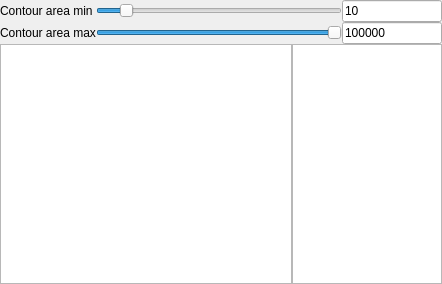
First picture: the form in ui/image_view_ui.ui, repository ymtlab/table_recognition_with_opencv_and_pyqt5, before the edit.
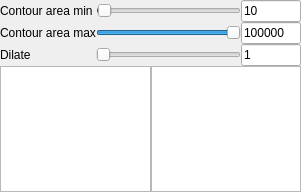
Second picture: the form after the edit. Custom widgets are drawn as their Qt base class.

```diff
--- a/ui/image_view_ui.ui
+++ b/ui/image_view_ui.ui
@@ -6,8 +6,8 @@
    <rect>
     <x>0</x>
     <y>0</y>
-    <width>442</width>
-    <height>284</height>
+    <width>301</width>
+    <height>192</height>
    </rect>
   </property>
   <property name="windowTitle">
@@ -38,23 +38,6 @@
        </property>
       </widget>
      </item>
-     <item row="0" column="1">
-      <widget class="QSlider" name="horizontalSlider">
-       <property name="value">
-        <number>10</number>
-       </property>
-       <property name="orientation">
-        <enum>Qt::Horizontal</enum>
-       </property>
-      </widget>
-     </item>
-     <item row="1" column="0">
-      <widget class="QLabel" name="label_2">
-       <property name="text">
-        <string>Contour area max</string>
-       </property>
-      </widget>
-     </item>
      <item row="1" column="1">
       <widget class="QSlider" name="horizontalSlider_2">
        <property name="maximum">
@@ -68,11 +51,18 @@
        </property>
       </widget>
      </item>
+     <item row="1" column="0">
+      <widget class="QLabel" name="label_2">
+       <property name="text">
+        <string>Contour area max</string>
+       </property>
+      </widget>
+     </item>
      <item row="0" column="2">
       <widget class="QLineEdit" name="lineEdit">
        <property name="maximumSize">
         <size>
-         <width>100</width>
+         <width>60</width>
          <height>16777215</height>
         </size>
        </property>
@@ -81,11 +71,27 @@
        </property>
       </widget>
      </item>
+     <item row="0" column="1">
+      <widget class="QSlider" name="horizontalSlider">
+       <property name="minimum">
+        <number>2</number>
+       </property>
+       <property name="maximum">
+        <number>1000</number>
+       </property>
+       <property name="value">
+        <number>10</number>
+       </property>
+       <property name="orientation">
+        <enum>Qt::Horizontal</enum>
+       </property>
+      </widget>
+     </item>
      <item row="1" column="2">
       <widget class="QLineEdit" name="lineEdit_2">
        <property name="maximumSize">
         <size>
-         <width>100</width>
+         <width>60</width>
          <height>16777215</height>
         </size>
        </property>
@@ -94,6 +100,36 @@
        </property>
       </widget>
      </item>
+     <item row="2" column="0">
+      <widget class="QLabel" name="label_3">
+       <property name="text">
+        <string>Dilate</string>
+       </property>
+      </widget>
+     </item>
+     <item row="2" column="1">
+      <widget class="QSlider" name="horizontalSlider_3">
+       <property name="minimum">
+        <number>1</number>
+       </property>
+       <property name="orientation">
+        <enum>Qt::Horizontal</enum>
+       </property>
+      </widget>
+     </item>
+     <item row="2" column="2">
+      <widget class="QLineEdit" name="lineEdit_3">
+       <property name="maximumSize">
+        <size>
+         <width>60</width>
+         <height>16777215</height>
+        </size>
+       </property>
+       <property name="text">
+        <string>1</string>
+       </property>
+      </widget>
+     </item>
     </layout>
    </item>
    <item>
@@ -131,6 +167,9 @@
          <height>16777215</height>
         </size>
        </property>
+       <property name="selectionMode">
+        <enum>QAbstractItemView::ExtendedSelection</enum>
+       </property>
       </widget>
      </item>
     </layout>
```
